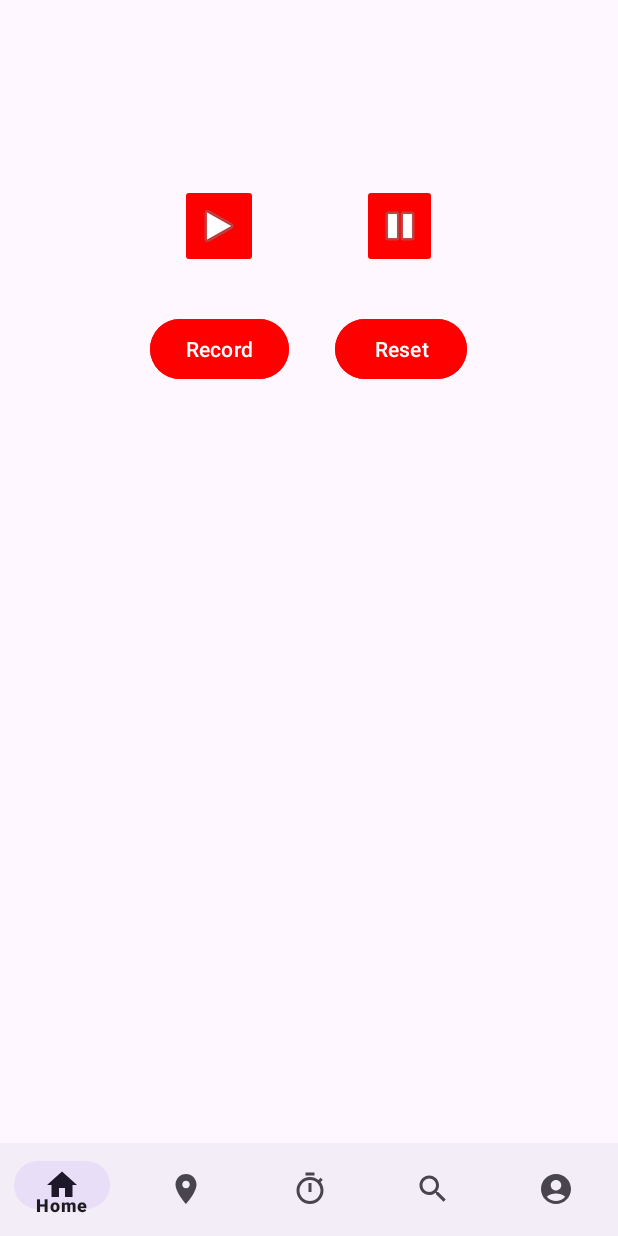
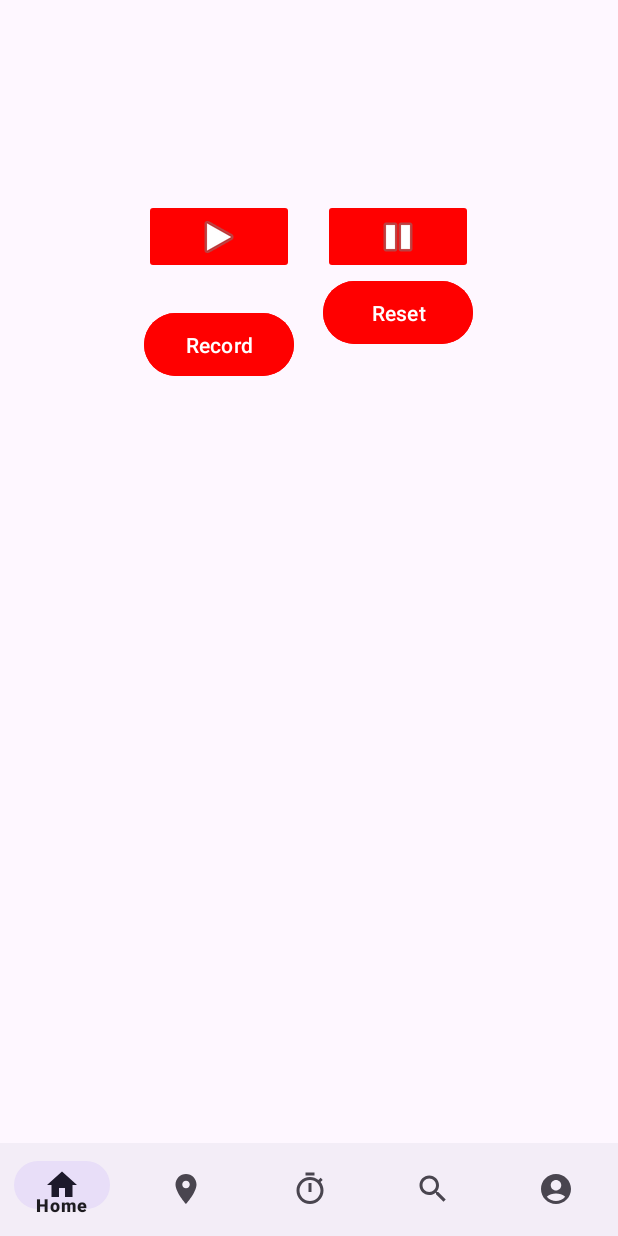
Before and after one commit to jeo33/ELEC390-COEN390, an Android app: the fragment TimerFragment placed in its activity, on a phone screen of 412 x 824 dp. Run offline under Robolectric (Android 15) with nearby library versions, the phone set to English and light mode, and no system bars; our stand-ins replace Firebase (no records; nobody signed in at launch, a user with empty details on screens opened directly).

```diff
--- a/app/src/main/res/layout/fragment_timer.xml
+++ b/app/src/main/res/layout/fragment_timer.xml
@@ -14,14 +14,18 @@
 
         <Button
             android:id="@+id/resetButton"
-            android:layout_width="wrap_content"
-            android:layout_height="wrap_content"
-            android:layout_marginTop="30dp"
-            android:layout_marginEnd="100dp"
+            android:layout_width="100dp"
+            android:layout_height="50dp"
+            android:layout_marginStart="19dp"
+            android:layout_marginTop="22dp"
+            android:layout_marginEnd="96dp"
+            android:layout_marginBottom="46dp"
             android:backgroundTint="#FF0000"
             android:onClick="resetTimer"
             android:text="Reset"
+            app:layout_constraintBottom_toTopOf="@+id/timerRecordsListView"
             app:layout_constraintEnd_toEndOf="parent"
+            app:layout_constraintStart_toEndOf="@+id/recordButton"
             app:layout_constraintTop_toBottomOf="@+id/stopButton" />
 
         <TextView
@@ -41,43 +45,36 @@
 
         <ImageButton
             android:id="@+id/startButton"
-            android:layout_width="52dp"
-            android:layout_height="56dp"
-            android:layout_marginStart="110dp"
-            android:layout_marginTop="75dp"
-            android:layout_marginEnd="60dp"
-            android:layout_marginBottom="30dp"
+            android:layout_width="100dp"
+            android:layout_height="50dp"
+            android:layout_marginStart="96dp"
+            android:layout_marginTop="85dp"
             android:backgroundTint="#FF0000"
             android:contentDescription="Start Timer"
             android:onClick="startTimer"
             android:src="@android:drawable/ic_media_play"
-            app:layout_constraintBottom_toTopOf="@+id/recordButton"
-            app:layout_constraintEnd_toStartOf="@+id/stopButton"
             app:layout_constraintStart_toStartOf="parent"
             app:layout_constraintTop_toTopOf="parent" />
 
         <ImageButton
             android:id="@+id/stopButton"
-            android:layout_width="50dp"
-            android:layout_height="56dp"
-            android:layout_marginTop="75dp"
-            android:layout_marginEnd="110dp"
-            android:layout_marginBottom="30dp"
+            android:layout_width="100dp"
+            android:layout_height="50dp"
+            android:layout_marginTop="85dp"
+            android:layout_marginEnd="96dp"
             android:backgroundTint="#FF0000"
             android:contentDescription="Stop Timer"
             android:onClick="stopTimer"
             android:src="@android:drawable/ic_media_pause"
-            app:layout_constraintBottom_toTopOf="@+id/resetButton"
             app:layout_constraintEnd_toEndOf="parent"
-            app:layout_constraintStart_toEndOf="@+id/startButton"
             app:layout_constraintTop_toTopOf="parent" />
 
         <Button
             android:id="@+id/recordButton"
-            android:layout_width="wrap_content"
-            android:layout_height="wrap_content"
-            android:layout_marginStart="100dp"
-            android:layout_marginTop="30dp"
+            android:layout_width="100dp"
+            android:layout_height="50dp"
+            android:layout_marginStart="96dp"
+            android:layout_marginTop="22dp"
             android:backgroundTint="#FF0000"
             android:onClick="recordTimer"
             android:text="Record"
```
